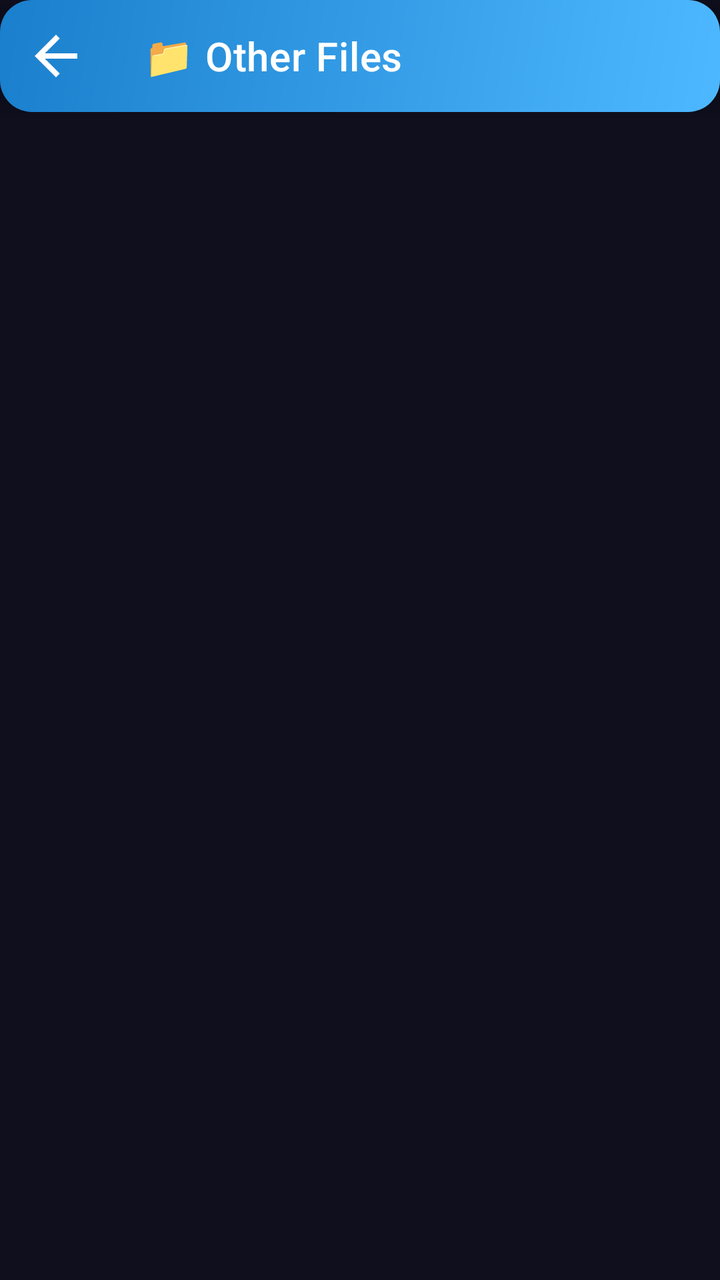
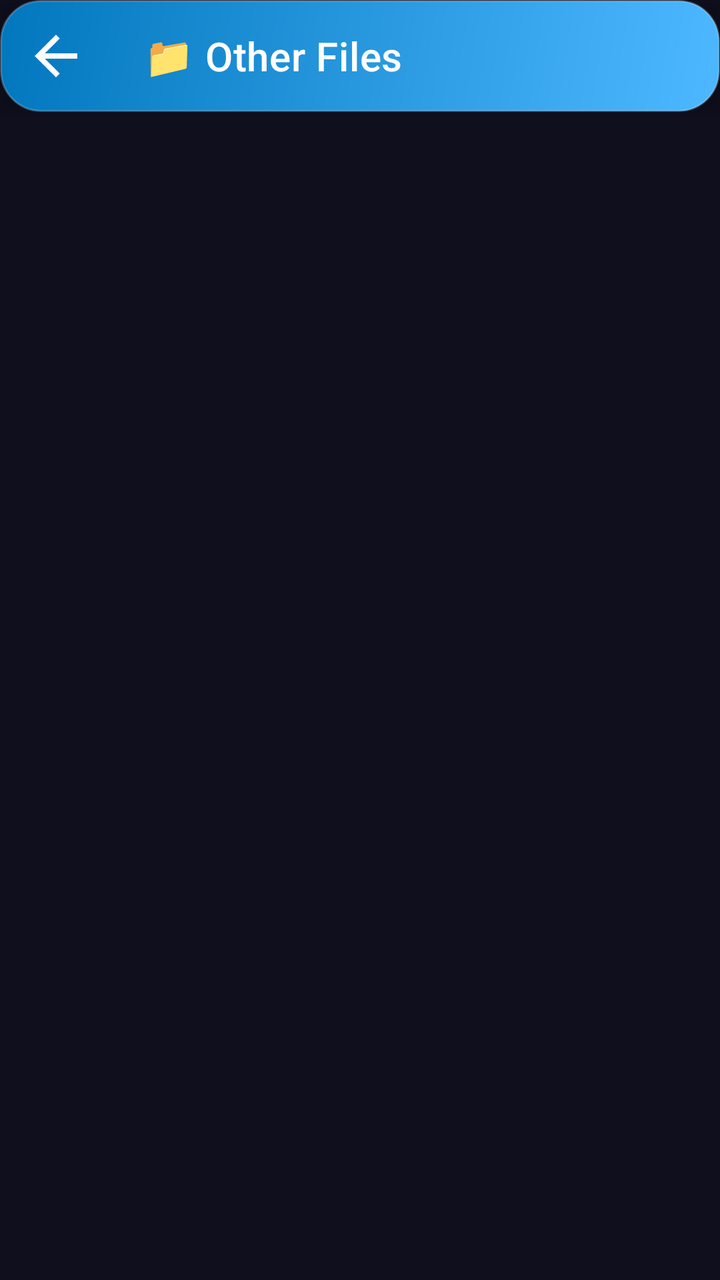

The first picture is an Android layout as it rendered before a commit; the second is the same layout after the commit. The layout source and the unified diff follow.
<!-- AndroidManifest.xml: application theme Theme.PhotoRecoveryNew -->
<!-- res/layout/activity_other_album.xml -->
<?xml version="1.0" encoding="utf-8"?>
<RelativeLayout xmlns:android="http://schemas.android.com/apk/res/android"
    xmlns:app="http://schemas.android.com/apk/res-auto"
    xmlns:tools="http://schemas.android.com/tools"
    android:layout_width="match_parent"
    android:layout_height="match_parent"
    android:background="@color/colorBackground"
    tools:context=".activity.OtherAlbumActivity">

    <com.google.android.material.appbar.AppBarLayout
        android:id="@+id/appbar"
        android:layout_width="match_parent"
        android:layout_height="wrap_content"
        android:background="@drawable/bg_card_others"
        android:elevation="6dp">

        <com.google.android.material.appbar.MaterialToolbar
            android:id="@+id/toolBar"
            android:layout_width="match_parent"
            android:layout_height="?attr/actionBarSize"
            android:background="@android:color/transparent"
            app:navigationIcon="@drawable/ic_back_white"
            app:title="📁 Other Files"
            app:titleTextColor="@color/white" />
    </com.google.android.material.appbar.AppBarLayout>

    <androidx.recyclerview.widget.RecyclerView
        android:id="@+id/gv_folder"
        android:layout_width="match_parent"
        android:layout_height="match_parent"
        android:layout_below="@id/appbar"
        android:layout_above="@id/adsView"
        android:clipToPadding="false"
        android:padding="8dp"
        android:scrollbars="vertical"
        app:layoutManager="androidx.recyclerview.widget.LinearLayoutManager" />

    <FrameLayout
        android:id="@+id/adsView"
        android:layout_width="match_parent"
        android:layout_height="wrap_content"
        android:layout_alignParentBottom="true"
        android:background="@color/colorSurface"/>
</RelativeLayout>
<!-- resources referenced by this layout -->
<resources>
  <color name="colorBackground">#0F0F1E</color>
  <color name="colorSurface">#1A1A2E</color>
  <color name="white">#FFFFFFFF</color>
  <!-- drawable bg_card_others (drawable) -->
  <?xml version="1.0" encoding="utf-8"?>
  <shape xmlns:android="http://schemas.android.com/apk/res/android"
      android:shape="rectangle">
      <gradient
          android:startColor="#4DB8FF"
          android:endColor="#1A7FCC"
          android:angle="135"/>
      <corners android:radius="16dp"/>
  </shape>
  <!-- drawable ic_back_white (drawable) -->
  <?xml version="1.0" encoding="utf-8"?>
  <vector xmlns:android="http://schemas.android.com/apk/res/android"
      android:width="32dp"
      android:height="32dp"
      android:viewportWidth="24"
      android:viewportHeight="24">
      <path
          android:fillColor="#FFFFFF"
          android:pathData="M20,11H7.83l5.59,-5.59L12,4l-8,8 8,8 1.41,-1.41L7.83,13H20v-2z"/>
  </vector>
  <style name="Theme.PhotoRecoveryNew" parent="Theme.MaterialComponents.NoActionBar">
          <item name="colorPrimary">@color/colorPrimary</item>
          <item name="colorPrimaryVariant">@color/colorPrimaryDark</item>
          <item name="colorOnPrimary">@color/white</item>
          <item name="colorSecondary">@color/colorSecondary</item>
          <item name="colorOnSecondary">@color/white</item>
          <item name="android:windowBackground">@color/colorBackground</item>
          <item name="android:statusBarColor" tools:targetApi="l">@color/colorBackground</item>
          <item name="android:navigationBarColor">@color/colorNavBackground</item>
          <item name="android:windowLightStatusBar" tools:targetApi="m">false</item>
      </style>
  <color name="colorPrimary">#7B6FFF</color>
  <color name="colorPrimaryDark">#5A4FE0</color>
  <color name="colorSecondary">#00D4AA</color>
  <color name="colorNavBackground">#12121F</color>
</resources>

<!-- the commit's change to res/layout/activity_other_album.xml (unified diff, before → after) -->
@@ -5,6 +5,7 @@
     android:layout_width="match_parent"
     android:layout_height="match_parent"
     android:background="@color/colorBackground"
+    android:fitsSystemWindows="true"
     tools:context=".activity.OtherAlbumActivity">
 
     <com.google.android.material.appbar.AppBarLayout
<!-- resource entries referenced after the edit -->
@@ -9,9 +9,12 @@
       android:shape="rectangle">
       <gradient
           android:startColor="#4DB8FF"
-          android:endColor="#1A7FCC"
+          android:endColor="#0277BD"
           android:angle="135"/>
-      <corners android:radius="16dp"/>
+      <corners android:radius="20dp"/>
+      <stroke
+          android:width="1dp"
+          android:color="#33FFFFFF"/>
   </shape>
   <!-- drawable ic_back_white (drawable) -->
   <?xml version="1.0" encoding="utf-8"?>
